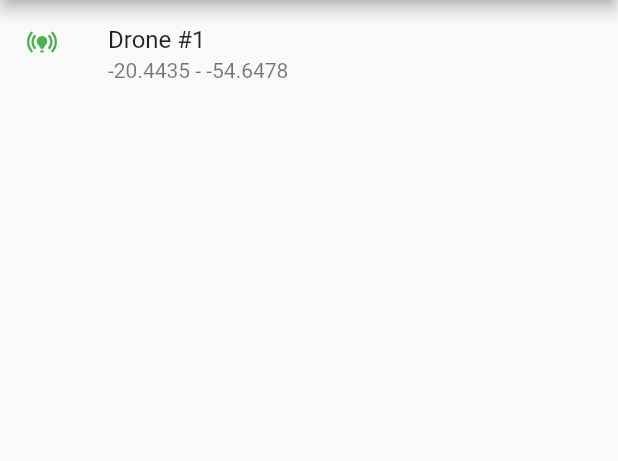
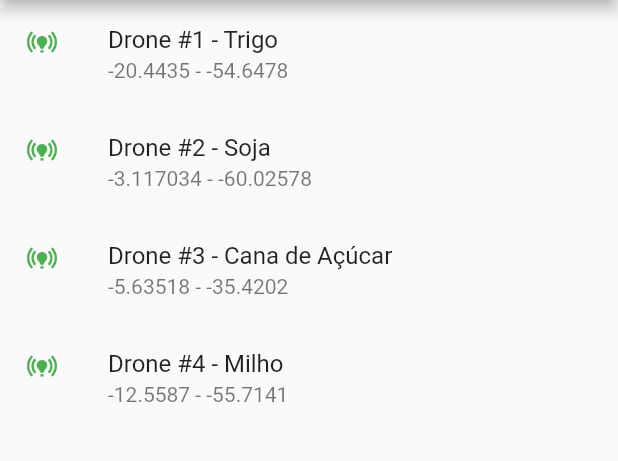
Before and after one commit to jvdon/gs_flutter_3SIF, a Flutter app: the screen it shows after launch, on a phone screen of 412 x 824 dp, the part 84-545 px from its top. Run offline on Flutter 3.47's test engine with Material 2 defaults, Android fonts, the phone set to English and light mode, and no system bars; drawn by our look-alikes of flutter_map; our stand-ins replace ionicons, latlong2.

Commit message:
Updated DB with drone info

```diff
--- a/lib/dashboard.dart
+++ b/lib/dashboard.dart
@@ -39,7 +39,7 @@ class _DashboardState extends State<Dashboard> {
                         Icons.online_prediction,
                         color: drone.online ? Colors.green : Colors.red,
                       ),
-                      title: Text("Drone #${drone.id}"),
+                      title: Text("Drone #${drone.id} - ${drone.crop}"),
                       subtitle: Text(
                         "${drone.position.latitude} - ${drone.position.longitude}",
                       ),
@@ -66,7 +66,7 @@ class _DashboardState extends State<Dashboard> {
           flex: 4,
           child: FlutterMap(
             options:
-                MapOptions(center: LatLng(-23.533773, -46.625290), zoom: 4),
+                MapOptions(center: LatLng(-14.2400732, -53.1805017), zoom: 4),
             children: [
               TileLayer(
                 urlTemplate: 'https://tile.openstreetmap.org/{z}/{x}/{y}.png',
--- a/lib/database/db.dart
+++ b/lib/database/db.dart
@@ -48,6 +48,130 @@ abstract class Database {
         ),
       ],
     ),
+    Drone(
+      id: 2,
+      crop: "Soja",
+      position: LatLng(-3.117034, -60.025780),
+      images: [
+        DroneImage(
+          ID: "ID0360",
+          soildData: Soil(
+            wind: 20,
+            UV: 5,
+            temperature: 25,
+            humidity: 0.8,
+          ),
+          image: Image.network(
+            "https://t3.ftcdn.net/jpg/02/03/54/06/360_F_203540628_NrGv3FX4wDoeKPsUwifbiuOD1t5rMYCa.jpg",
+          ),
+        ),
+        DroneImage(
+          ID: "ID0360",
+          soildData: Soil(
+            wind: 10,
+            UV: 8,
+            temperature: 35,
+            humidity: 0.3,
+          ),
+          image: Image.network(
+            "https://assets.bwbx.io/images/users/iqjWHBFdfxIU/i4w36mdp51WE/v1/1200x-1.jpg",
+          ),
+        ),
+        DroneImage(
+          ID: "ID0360",
+          soildData: Soil(
+            wind: 35,
+            UV: 5,
+            temperature: 25,
+            humidity: 0.7,
+          ),
+          image: Image.network(
+            "https://t3.ftcdn.net/jpg/02/14/66/04/360_F_214660468_ocfyQM8FzqF9fLUevnqDYRI0t8JY3gci.jpg",
+          ),
+        ),
+      ],
+    ),
+    Drone(
+      id: 3,
+      crop: "Cana de Açúcar",
+      position: LatLng(-5.63518, -35.4202),
+      images: [
+        DroneImage(
+          ID: "ID0535",
+          soildData: Soil(
+            wind: 20,
+            UV: 5,
+            temperature: 30,
+            humidity: 0.4,
+          ),
+          image: Image.network(
+            "https://media.istockphoto.com/id/690503892/video/sugarcane-aerial-view-4k.jpg?s=640x640&k=20&c=tN7x4-aB4exDR3SRzL5oLTYXhoe-j1AhBM5UZk6K5Sc=",
+          ),
+        ),
+        DroneImage(
+          ID: "ID0535",
+          soildData: Soil(
+            wind: 10,
+            UV: 3,
+            temperature: 25,
+            humidity: 0.6,
+          ),
+          image: Image.network(
+            "https://s02.video.glbimg.com/x720/10633997.jpg",
+          ),
+        ),
+        DroneImage(
+          ID: "ID0535",
+          soildData: Soil(
+            wind: 35,
+            UV: 7,
+            temperature: 25,
+            humidity: 0.8,
+          ),
+          image: Image.network(
+            "https://www.unicamp.br/unicamp/sites/default/files/inline-images/img_DEST_cana-de-acucar_plantacao_20180718.jpg",
+          ),
+        ),
+      ],
+    ),
+    Drone(
+      id: 4,
+      crop: "Milho",
+      position: LatLng(-12.5587, -55.7141),
+      images: [
+        DroneImage(
+          ID: "ID2054",
+          soildData: Soil(wind: 20, UV: 5, temperature: 30, humidity: 0.8),
+          image: Image.network(
+            "https://thumbs.dreamstime.com/b/corn-field-aerial-view-corn-field-top-down-aerial-view-summer-green-vegetal-texture-agriculture-concept-194369627.jpg",
+          ),
+        ),
+        DroneImage(
+          ID: "ID2054",
+          soildData: Soil(
+            wind: 10,
+            UV: 8,
+            temperature: 35,
+            humidity: 0.3,
+          ),
+          image: Image.network(
+            "https://i0.wp.com/beefrunner.com/wp-content/uploads/2019/05/dead-corn-standing-farmer-field.jpg?resize=625%2C466&ssl=1",
+          ),
+        ),
+        DroneImage(
+          ID: "ID2054",
+          soildData: Soil(
+            wind: 35,
+            UV: 5,
+            temperature: 25,
+            humidity: 0.8,
+          ),
+          image: Image.network(
+            "https://farmdoc.illinois.edu/wp-content/uploads/2016/06/Fig-1a-6-23-16-540x405.png",
+          ),
+        ),
+      ],
+    ),
   ];
 
   static List<History> historic = [
--- a/lib/image_gallery.dart
+++ b/lib/image_gallery.dart
@@ -33,9 +33,10 @@ class _Image_GalleryState extends State<Image_Gallery> {
               child: GridView.builder(
                 padding: EdgeInsets.all(5),
                 gridDelegate: SliverGridDelegateWithFixedCrossAxisCount(
-                  crossAxisCount: 2,
+                  crossAxisCount: 1,
                   crossAxisSpacing: 5,
                 ),
+                scrollDirection: Axis.horizontal,
                 itemCount: images.length,
                 itemBuilder: (context, index) {
                   DroneImage image = images[index];
```
